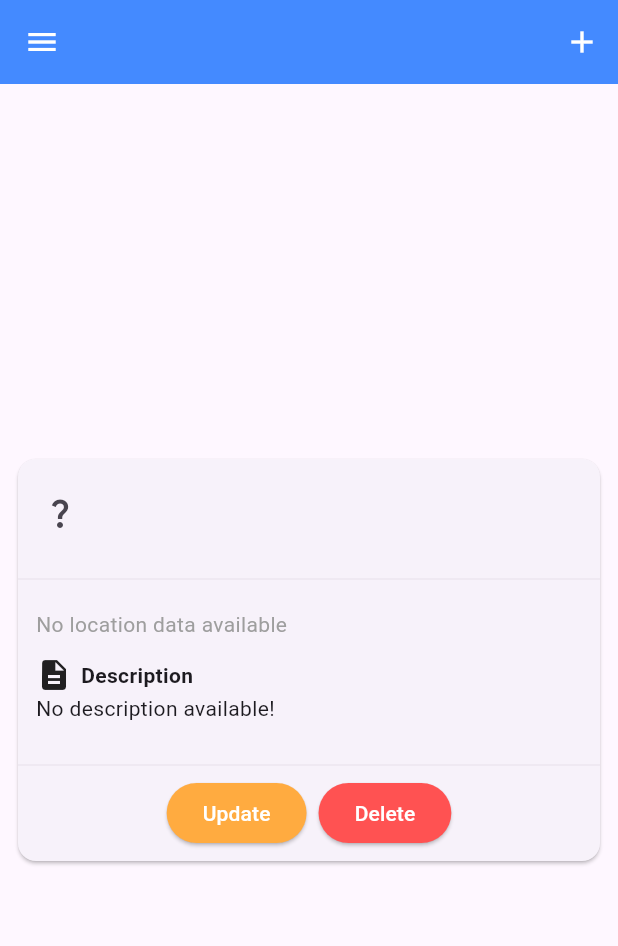
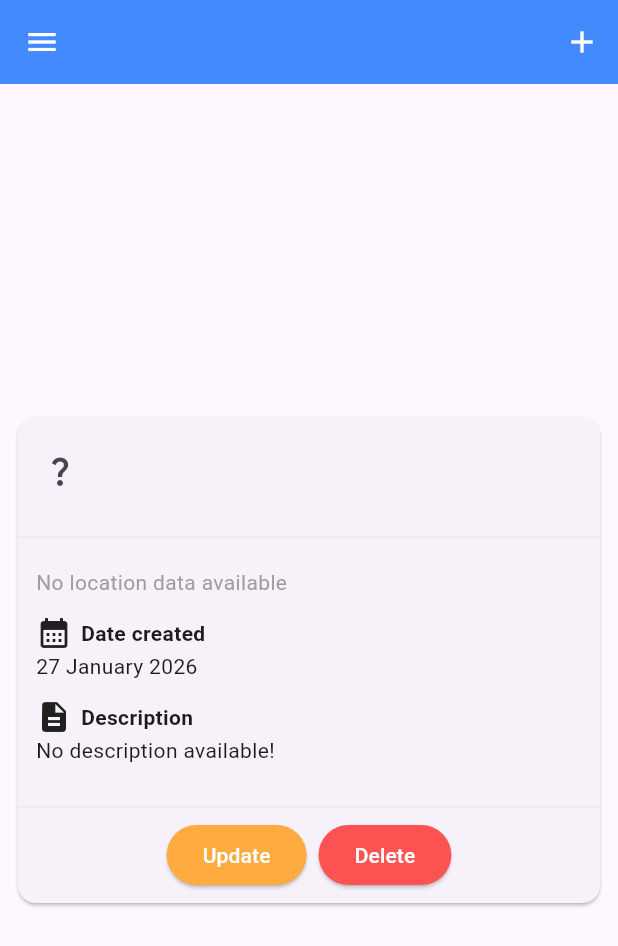
Before and after one commit to mandyfarrugia/mfswd62b_cpdha_2526, a Flutter app: the ViewAssetScreen screen opened directly with empty values, on a phone screen of 412 x 824 dp. Shown: the top 946 px of the screen. Run offline on Flutter 3.47's test engine with Material 3 defaults, Android fonts, the phone set to English and light mode, and no system bars; our stand-ins replace flutter_riverpod, geolocator, objectbox; generated files the repository leaves out were written again.

Commit message:
Formatting date using the long date format.

```diff
--- a/mfswd62b_cpd/lib/models/asset.dart
+++ b/mfswd62b_cpd/lib/models/asset.dart
@@ -1,9 +1,11 @@
+import 'package:intl/intl.dart';
 import 'package:objectbox/objectbox.dart';
 import 'package:uuid/uuid.dart';
 import '../models/asset_location.dart';
 import '../models/asset_type.dart';
 
 const Uuid uuid = Uuid();
+DateFormat longDatePattern = DateFormat('dd MMMM yyyy');
 
 @Entity()
 class Asset {
@@ -31,4 +33,8 @@ class Asset {
     this.dateCreatedAt = DateTime.now();
 
   AssetType get assetType => AssetType.values[assetTypeIndex];
+
+  String get formattedDate {
+    return longDatePattern.format(dateCreatedAt);
+  }
 }
--- a/mfswd62b_cpd/lib/widgets/advanced_asset_card_widget.dart
+++ b/mfswd62b_cpd/lib/widgets/advanced_asset_card_widget.dart
@@ -1,6 +1,5 @@
 import 'package:flutter/material.dart';
 import 'package:mfswd62b_cpd/widgets/asset_location_widget.dart';
-import 'package:url_launcher/url_launcher.dart';
 import '../mappers/asset_type_to_icon_mapper.dart';
 import '../models/asset.dart';
 import './asset_card_button.dart';
@@ -31,11 +30,17 @@ class AdvancedAssetCardWidget extends StatelessWidget {
                   crossAxisAlignment: CrossAxisAlignment.start,
                   children: [
                     AssetLocationWidget(assetToDisplay: assetToDisplay),
-                    // Row(
-                    //   children: [
-                    //     Text(assetToDisplay.dateCreatedAt.toLocal().toString())
-                    //   ],
-                    // ),
+                    const SizedBox(height: 12),
+                    Row(children: [
+                      Icon(Icons.calendar_month),
+                      SizedBox(width: 6),
+                      Text('Date created', style: TextStyle(fontWeight: FontWeight.bold))
+                    ]),
+                    Row(
+                      children: [
+                        Text(assetToDisplay.formattedDate)
+                      ],
+                    ),
                     const SizedBox(height: 12),
                     Row(children: [
                       Icon(Icons.description),
--- a/mfswd62b_cpd/pubspec.yaml
+++ b/mfswd62b_cpd/pubspec.yaml
@@ -10,10 +10,12 @@ dependencies:
   camera: ^0.11.3
   flutter:
     sdk: flutter
+  flutter_date_formatter: ^0.0.9
   flutter_hooks: ^0.21.3+1
   flutter_riverpod: ^2.5.1
   geolocator: ^14.0.2
   google_maps_flutter: ^2.14.0
+  intl: ^0.20.2
   objectbox: ^5.1.0
   objectbox_flutter_libs: any
   path_provider: ^2.1.5
```
